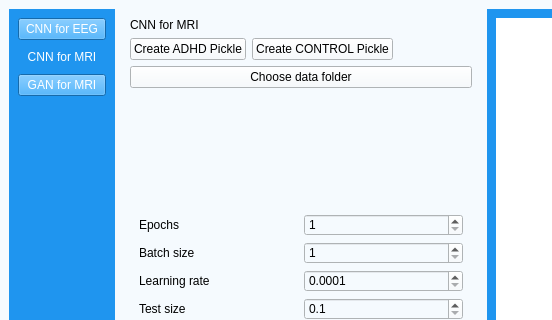
This is UI/aUI_projekt_MRI.ui in matimusial/ADHDPredictorApp as Qt 5 draws it before an edit; both pictures show x 0 to 552 and y 0 to 320 of the 1280 by 760 pixel window. The edited form follows.
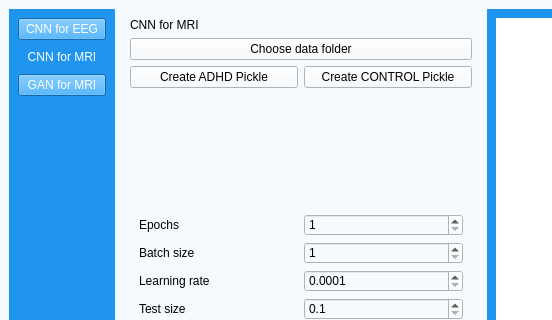
This is the edited form. Icons and pictures are not drawn.

```diff
--- a/UI/aUI_projekt_MRI.ui
+++ b/UI/aUI_projekt_MRI.ui
@@ -164,6 +164,19 @@
              <item>
               <layout class="QHBoxLayout" name="horizontalLayout_10">
                <item>
+                <widget class="QPushButton" name="folder_explore_3">
+                 <property name="text">
+                  <string>Choose data folder</string>
+                 </property>
+                </widget>
+               </item>
+              </layout>
+             </item>
+             <item>
+              <layout class="QVBoxLayout" name="verticalLayout_3">
+               <item>
+                <layout class="QHBoxLayout" name="horizontalLayout_7">
+                 <item>
                 <widget class="QPushButton" name="folder_explore">
                  <property name="text">
                   <string>Create ADHD Pickle</string>
@@ -177,21 +190,9 @@
                  </property>
                 </widget>
                </item>
-               <item>
-                <widget class="QLabel" name="path_label_2">
-                 <property name="text">
-                  <string/>
-                 </property>
-                </widget>
-               </item>
-              </layout>
-             </item>
-             <item>
-              <widget class="QPushButton" name="folder_explore_3">
-               <property name="text">
-                <string>Choose data folder</string>
-               </property>
-              </widget>
+                </layout>
+               </item>
+              </layout>
              </item>
              <item>
               <widget class="QLabel" name="info_dump_2">
```
Lines whose indentation alone changed are shown as unchanged.
